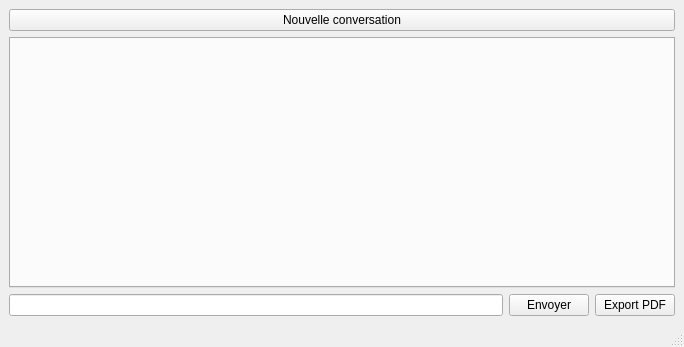
Before: the Qt Designer form TchadClient/clientwindow.ui in CyberBobTheCyberBuilder/TchadMessagerie, drawn with Qt 5.
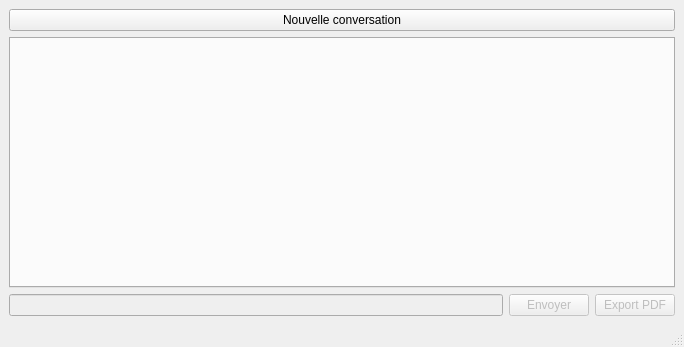
After: the same form once the commit is applied.

Commit message: Send button fonctionnal

Diff of the .ui file:
```diff
--- a/TchadClient/clientwindow.ui
+++ b/TchadClient/clientwindow.ui
@@ -38,10 +38,17 @@
     <item>
      <layout class="QHBoxLayout" name="horizontalLayout">
       <item>
-       <widget class="QLineEdit" name="LEinputMsg"/>
+       <widget class="QLineEdit" name="LEinputMsg">
+        <property name="enabled">
+         <bool>false</bool>
+        </property>
+       </widget>
       </item>
       <item>
        <widget class="QPushButton" name="Bsend">
+        <property name="enabled">
+         <bool>false</bool>
+        </property>
         <property name="text">
          <string>Envoyer</string>
         </property>
@@ -49,6 +56,9 @@
       </item>
       <item>
        <widget class="QPushButton" name="BexportPDF">
+        <property name="enabled">
+         <bool>false</bool>
+        </property>
         <property name="text">
          <string>Export PDF</string>
         </property>
```
The commit also changes 3 other files.
